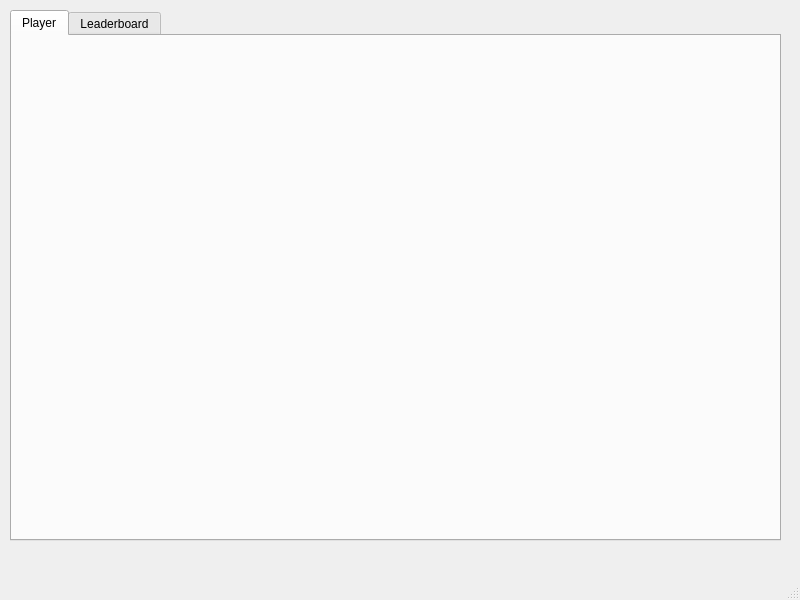
Qt form src/interface/main_window.ui (afmdiazh/Chess-Dot-Py) before a commit.
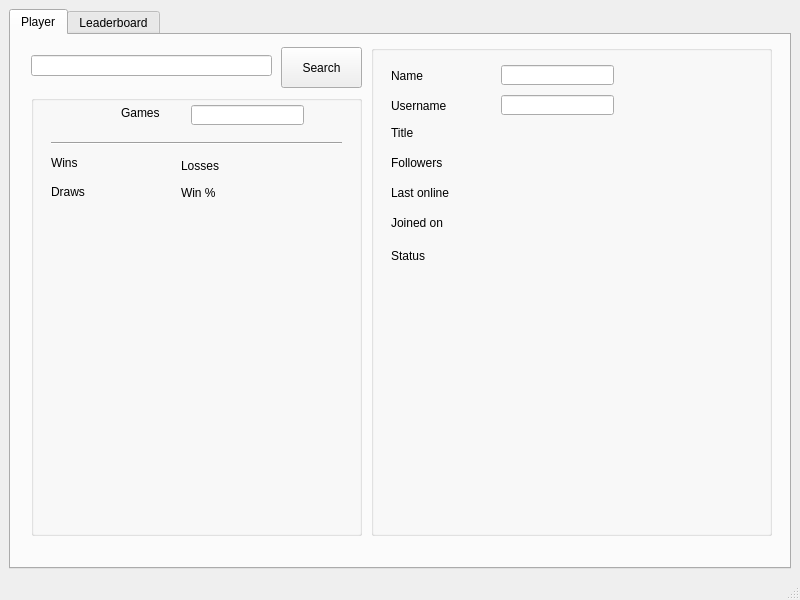
The same form after that commit.

Commit message: Basic window skeleton, implemented button connection

Patch:
```diff
--- a/src/interface/main_window.ui
+++ b/src/interface/main_window.ui
@@ -14,29 +14,289 @@
    <string>MainWindow</string>
   </property>
   <widget class="QWidget" name="centralwidget">
-   <widget class="QTabWidget" name="tabWidget">
-    <property name="geometry">
-     <rect>
-      <x>10</x>
-      <y>10</y>
-      <width>771</width>
-      <height>531</height>
-     </rect>
+   <property name="minimumSize">
+    <size>
+     <width>200</width>
+     <height>200</height>
+    </size>
+   </property>
+   <property name="maximumSize">
+    <size>
+     <width>16777215</width>
+     <height>16777215</height>
+    </size>
+   </property>
+   <layout class="QHBoxLayout" name="horizontalLayout_2">
+    <property name="sizeConstraint">
+     <enum>QLayout::SetMaximumSize</enum>
     </property>
-    <property name="currentIndex">
-     <number>0</number>
-    </property>
-    <widget class="QWidget" name="qWidget_Player">
-     <attribute name="title">
-      <string>Player</string>
-     </attribute>
-    </widget>
-    <widget class="QWidget" name="qWidget_Leaderboard">
-     <attribute name="title">
-      <string>Leaderboard</string>
-     </attribute>
-    </widget>
-   </widget>
+    <item>
+     <layout class="QHBoxLayout" name="horizontalLayoutMain">
+      <property name="sizeConstraint">
+       <enum>QLayout::SetMaximumSize</enum>
+      </property>
+      <item>
+       <widget class="QTabWidget" name="tabWidget">
+        <property name="currentIndex">
+         <number>0</number>
+        </property>
+        <widget class="QWidget" name="qWidgetPlayer">
+         <attribute name="title">
+          <string>Player</string>
+         </attribute>
+         <widget class="QLineEdit" name="lineEditPlayerSearch">
+          <property name="geometry">
+           <rect>
+            <x>20</x>
+            <y>20</y>
+            <width>241</width>
+            <height>21</height>
+           </rect>
+          </property>
+         </widget>
+         <widget class="QPushButton" name="pushButtonPlayerSearch">
+          <property name="geometry">
+           <rect>
+            <x>270</x>
+            <y>12</y>
+            <width>81</width>
+            <height>41</height>
+           </rect>
+          </property>
+          <property name="text">
+           <string>Search</string>
+          </property>
+         </widget>
+         <widget class="QGroupBox" name="groupBoxStats">
+          <property name="geometry">
+           <rect>
+            <x>20</x>
+            <y>60</y>
+            <width>331</width>
+            <height>441</height>
+           </rect>
+          </property>
+          <widget class="QLabel" name="labelGames">
+           <property name="geometry">
+            <rect>
+             <x>90</x>
+             <y>10</y>
+             <width>51</width>
+             <height>16</height>
+            </rect>
+           </property>
+           <property name="text">
+            <string>Games</string>
+           </property>
+          </widget>
+          <widget class="QLineEdit" name="lineEditGames">
+           <property name="geometry">
+            <rect>
+             <x>160</x>
+             <y>10</y>
+             <width>113</width>
+             <height>20</height>
+            </rect>
+           </property>
+          </widget>
+          <widget class="Line" name="lineStats">
+           <property name="geometry">
+            <rect>
+             <x>20</x>
+             <y>40</y>
+             <width>291</width>
+             <height>16</height>
+            </rect>
+           </property>
+           <property name="orientation">
+            <enum>Qt::Horizontal</enum>
+           </property>
+          </widget>
+          <widget class="QLabel" name="labelWins">
+           <property name="geometry">
+            <rect>
+             <x>20</x>
+             <y>60</y>
+             <width>51</width>
+             <height>16</height>
+            </rect>
+           </property>
+           <property name="text">
+            <string>Wins</string>
+           </property>
+          </widget>
+          <widget class="QLabel" name="labelLosses">
+           <property name="geometry">
+            <rect>
+             <x>150</x>
+             <y>60</y>
+             <width>47</width>
+             <height>21</height>
+            </rect>
+           </property>
+           <property name="text">
+            <string>Losses</string>
+           </property>
+          </widget>
+          <widget class="QLabel" name="labelDraws">
+           <property name="geometry">
+            <rect>
+             <x>20</x>
+             <y>90</y>
+             <width>47</width>
+             <height>13</height>
+            </rect>
+           </property>
+           <property name="text">
+            <string>Draws</string>
+           </property>
+          </widget>
+          <widget class="QLabel" name="labelWinrate">
+           <property name="geometry">
+            <rect>
+             <x>150</x>
+             <y>90</y>
+             <width>47</width>
+             <height>16</height>
+            </rect>
+           </property>
+           <property name="text">
+            <string>Win %</string>
+           </property>
+          </widget>
+         </widget>
+         <widget class="QGroupBox" name="groupBoxProfile">
+          <property name="geometry">
+           <rect>
+            <x>360</x>
+            <y>10</y>
+            <width>401</width>
+            <height>491</height>
+           </rect>
+          </property>
+          <widget class="QLabel" name="labelName">
+           <property name="geometry">
+            <rect>
+             <x>20</x>
+             <y>20</y>
+             <width>61</width>
+             <height>21</height>
+            </rect>
+           </property>
+           <property name="text">
+            <string>Name</string>
+           </property>
+          </widget>
+          <widget class="QLabel" name="labelUsername">
+           <property name="geometry">
+            <rect>
+             <x>20</x>
+             <y>50</y>
+             <width>61</width>
+             <height>21</height>
+            </rect>
+           </property>
+           <property name="text">
+            <string>Username</string>
+           </property>
+          </widget>
+          <widget class="QLabel" name="labelTitle">
+           <property name="geometry">
+            <rect>
+             <x>20</x>
+             <y>80</y>
+             <width>61</width>
+             <height>16</height>
+            </rect>
+           </property>
+           <property name="text">
+            <string>Title</string>
+           </property>
+          </widget>
+          <widget class="QLabel" name="labelFollowers">
+           <property name="geometry">
+            <rect>
+             <x>20</x>
+             <y>110</y>
+             <width>81</width>
+             <height>16</height>
+            </rect>
+           </property>
+           <property name="text">
+            <string>Followers</string>
+           </property>
+          </widget>
+          <widget class="QLabel" name="labelLastOnline">
+           <property name="geometry">
+            <rect>
+             <x>20</x>
+             <y>140</y>
+             <width>91</width>
+             <height>16</height>
+            </rect>
+           </property>
+           <property name="text">
+            <string>Last online</string>
+           </property>
+          </widget>
+          <widget class="QLabel" name="labelJoinedOn">
+           <property name="geometry">
+            <rect>
+             <x>20</x>
+             <y>170</y>
+             <width>101</width>
+             <height>16</height>
+            </rect>
+           </property>
+           <property name="text">
+            <string>Joined on</string>
+           </property>
+          </widget>
+          <widget class="QLabel" name="label">
+           <property name="geometry">
+            <rect>
+             <x>20</x>
+             <y>200</y>
+             <width>91</width>
+             <height>21</height>
+            </rect>
+           </property>
+           <property name="text">
+            <string>Status</string>
+           </property>
+          </widget>
+          <widget class="QLineEdit" name="lineEditName">
+           <property name="geometry">
+            <rect>
+             <x>130</x>
+             <y>20</y>
+             <width>113</width>
+             <height>20</height>
+            </rect>
+           </property>
+          </widget>
+          <widget class="QLineEdit" name="lineEditUsername">
+           <property name="geometry">
+            <rect>
+             <x>130</x>
+             <y>50</y>
+             <width>113</width>
+             <height>20</height>
+            </rect>
+           </property>
+          </widget>
+         </widget>
+        </widget>
+        <widget class="QWidget" name="qWidgetLeaderboard">
+         <attribute name="title">
+          <string>Leaderboard</string>
+         </attribute>
+        </widget>
+       </widget>
+      </item>
+     </layout>
+    </item>
+   </layout>
   </widget>
   <widget class="QMenuBar" name="menubar">
    <property name="geometry">
```
The commit also changes 3 other files.
